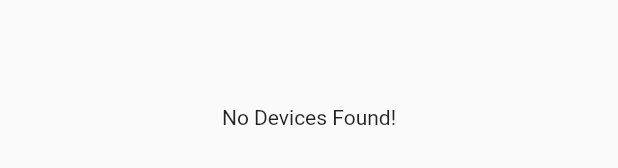
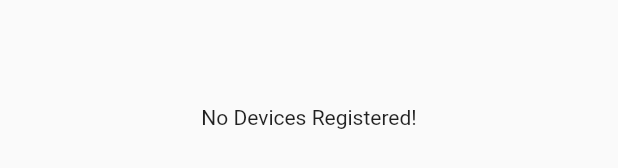
Before and after one commit to RoshanJose7/TagTrackr, a Flutter app: the AllDevicesPage widget shown alone on an empty page, opened directly, on a phone screen of 412 x 824 dp. Shown: the part 402-570 px from the top of the screen. Run offline on Flutter 3.47's test engine with Material 2 defaults, Android fonts, the phone set to English and light mode, and no system bars; our stand-ins replace file_picker, geolocator, permission_handler; missing offline and left inert: bottom_bar_page_transition, flutter_share.

```diff
--- a/lib/main.dart
+++ b/lib/main.dart
@@ -45,7 +45,7 @@ class MyHomePage extends StatefulWidget {
 
 class _MyHomePageState extends State<MyHomePage> {
   int _curIdx = 0;
-  final _pages = const [
+  final List<Widget> _pages = const [
     ScanDevicesPage(),
     AllDevicesPage(),
   ];
--- a/lib/pages/add_device.dart
+++ b/lib/pages/add_device.dart
@@ -151,7 +151,9 @@ class _AddDevicePageState extends State<AddDevicePage> {
               ),
             );
 
-            Position pos = await determinelocation();
+            Position pos = await determineLocation();
+            print(pos);
+
             _formKey.currentState?.save();
 
             DeviceData newDevice =
--- a/lib/pages/all_devices.dart
+++ b/lib/pages/all_devices.dart
@@ -86,12 +86,12 @@ class AllDevicesPage extends StatelessWidget {
             ],
           ),
           Padding(
-            padding: const EdgeInsets.symmetric(vertical: 10, horizontal: 20),
+            padding: const EdgeInsets.all(10),
             child: SizedBox(
               height: _media.size.height * 0.7,
               child: _globalstate.devices.isEmpty
                   ? const Center(
-                      child: Text("No Devices Found!"),
+                      child: Text("No Devices Registered!"),
                     )
                   : ListView.builder(
                       itemCount: _globalstate.devices.length,
--- a/lib/pages/scan_devices.dart
+++ b/lib/pages/scan_devices.dart
@@ -88,8 +88,7 @@ class _ScanDevicesPageState extends State<ScanDevicesPage> {
             SizedBox(
               height: _media.size.height * 0.8,
               child: Padding(
-                padding:
-                    const EdgeInsets.symmetric(vertical: 10, horizontal: 20),
+                padding: const EdgeInsets.all(10),
                 child: _devices.isEmpty
                     ? const Center(
                         child: Text("No Devices Found Yet!"),
--- a/lib/widgets/device_card.dart
+++ b/lib/widgets/device_card.dart
@@ -102,7 +102,7 @@ class DeviceCard extends StatelessWidget {
                             ),
                           ),
                           Text(
-                            "long" + device.position.longitude.toString(),
+                            "long: " + device.position.longitude.toString(),
                             style: const TextStyle(
                               color: Colors.black54,
                             ),
```
Also changed, not shown: lib/utils/location.dart (+9 -20 lines), 1 other file.
